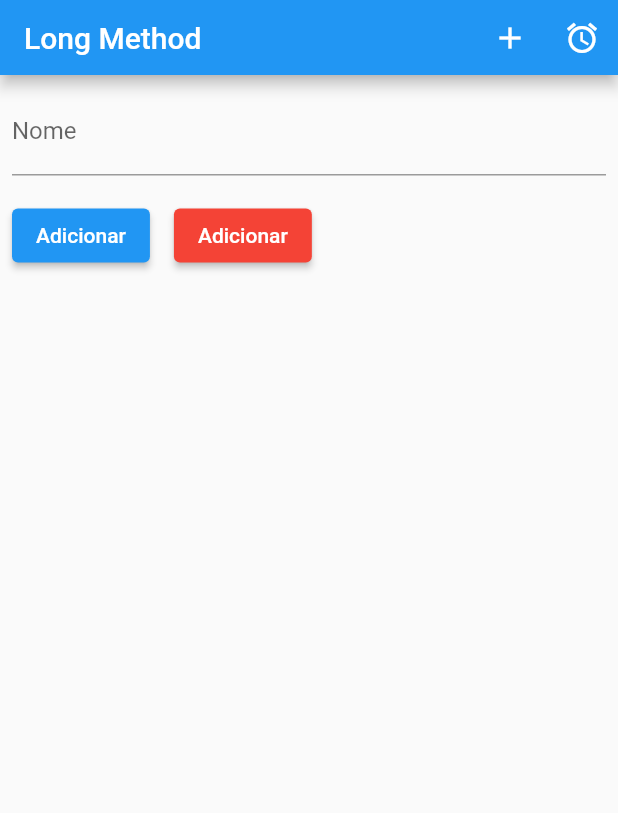
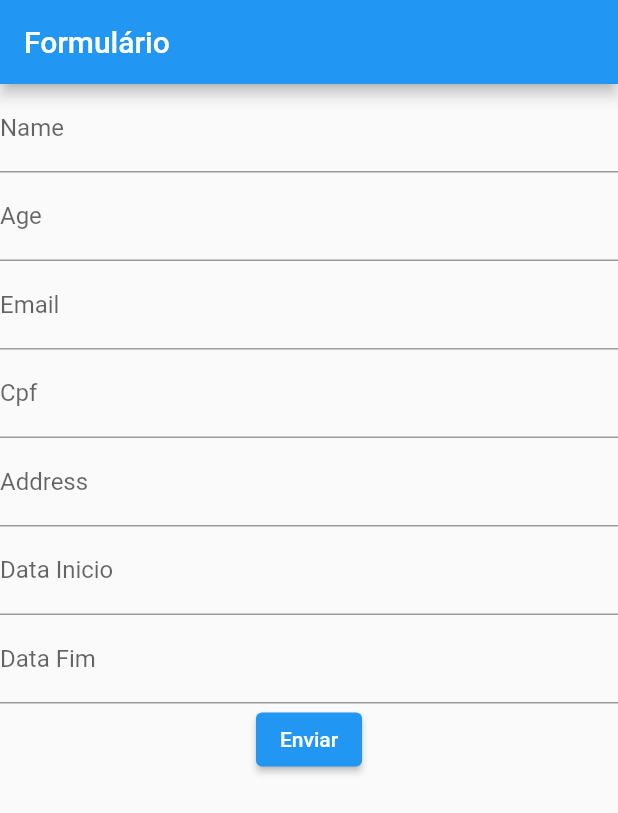
Before and after one commit to thiagobrunoms/flutter_code_smells, a Flutter app: the screen it shows after launch, on a phone screen of 412 x 824 dp. Shown: the top 813 px of the screen. Run offline on Flutter 3.47's test engine with Material 2 defaults, Android fonts, the phone set to English and light mode, and no system bars; our stand-ins replace dartz, equatable.

Commit message:
Start long parameter solution - a form-based signup in order to show primitive data that are passed as parameter to another route, as well as datetime values that are not preserved

```diff
--- /dev/null
+++ b/lib/bloaters/long_parameter_list/form_page.dart
@@ -0,0 +1,74 @@
+import 'package:flutter/material.dart';
+
+class FormPage extends StatelessWidget {
+  Map<String, dynamic> data = {};
+  TextEditingController initDateController = TextEditingController();
+  TextEditingController endDateController = TextEditingController();
+
+  FormPage({Key? key}) : super(key: key);
+
+  @override
+  Widget build(BuildContext context) {
+    return Scaffold(
+      appBar: AppBar(title: const Text('Formulário')),
+      body: SingleChildScrollView(
+        child: Column(
+          children: [
+            _buildField('Name', TextInputType.text),
+            _buildField('Age', TextInputType.number),
+            _buildField('Email', TextInputType.emailAddress),
+            _buildField('Cpf', TextInputType.number),
+            _buildField('Address', TextInputType.text),
+            _buildDateTimeField("Data Inicio", initDateController, context),
+            _buildDateTimeField("Data Fim", endDateController, context),
+            _buildButton(),
+          ],
+        ),
+      ),
+    );
+  }
+
+  Widget _buildField(String label, TextInputType inputType) {
+    return TextField(
+      decoration: InputDecoration(labelText: label),
+      keyboardType: inputType,
+      onChanged: (content) {
+        data[label] = content;
+      },
+    );
+  }
+
+  Widget _buildDateTimeField(
+      String label, TextEditingController controller, BuildContext context) {
+    return TextField(
+      decoration: InputDecoration(labelText: label),
+      controller: controller,
+      keyboardType: TextInputType.datetime,
+      onTap: () async {
+        DateTime? selected = await showDatePicker(
+          context: context,
+          initialDate: DateTime.now(),
+          firstDate: DateTime.now(),
+          lastDate: DateTime.now(),
+        );
+
+        controller.text = selected!.toIso8601String();
+      },
+      onChanged: (content) {
+        data[label] = content;
+      },
+    );
+  }
+
+  Widget _buildButton() {
+    return ElevatedButton(
+        onPressed: () {
+          print(data["Name"]);
+          print(data["Age"]);
+          print(data["Email"]);
+          print(data["Cpf"]);
+          print(data["Address"]);
+        },
+        child: Text('Enviar'));
+  }
+}
--- a/lib/main.dart
+++ b/lib/main.dart
@@ -1,6 +1,7 @@
 import 'package:flutter/material.dart';
 import 'package:flutter_code_smells/bloaters/long_methods_and_large_classes/bad_smell_long_method.dart';
 import 'package:flutter_code_smells/bloaters/long_methods_and_large_classes/fixed_long_method_2/fixed_long_method_2.dart';
+import 'package:flutter_code_smells/bloaters/long_parameter_list/form_page.dart';
 
 import 'bloaters/long_methods_and_large_classes/fixed_long_method_1.dart';
 
@@ -29,6 +30,6 @@ class MyApp extends StatelessWidget {
           primarySwatch: Colors.blue,
         ),
         home:
-            const FixedLongMethod2()); //const FixedLongMethod2()); // const FixedLongMethod1()); //const BadSmellLongMethod());
+            FormPage()); // const FixedLongMethod2()); //const FixedLongMethod2()); // const FixedLongMethod1()); //const BadSmellLongMethod());
   }
 }
```
